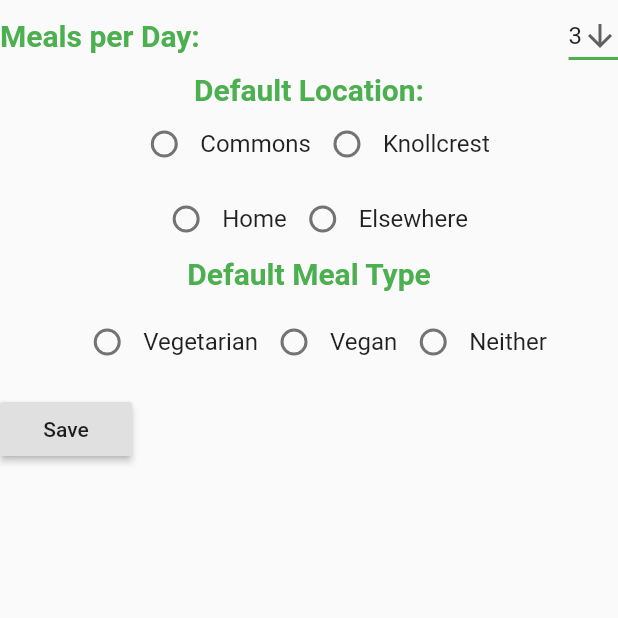
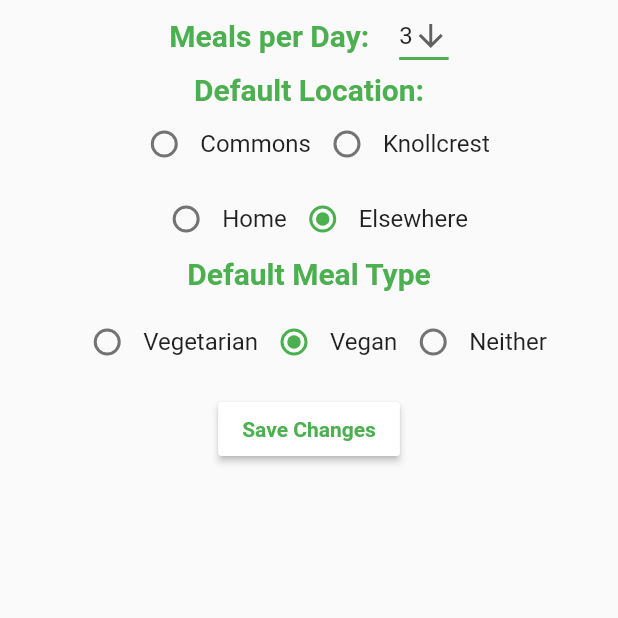
Before and after one commit to calvin-cs262-teamF/Grassroots-Green-Calvin, a Flutter app: the MyStatefulWidget screen opened directly, on a phone screen of 412 x 824 dp, the top half of it. Run offline on Flutter 3.47's test engine with Material 2 defaults, Android fonts, the phone set to English and light mode, and no system bars; our stand-ins replace cloud_firestore, email_validator, firebase_auth, firebase_core; accounts and stored records are empty.

Commit message:
Save new settings

```diff
--- a/lib/settings.dart
+++ b/lib/settings.dart
@@ -1,6 +1,14 @@
 import 'package:flutter/material.dart';
 import 'package:cloud_firestore/cloud_firestore.dart';
 import 'package:grassroots_green/auth.dart';
+
+enum location {
+  commons, knollcrest, home, other
+}
+
+enum mealType {
+  vegetarian, vegan, neither
+}
 
 class Settings extends StatelessWidget {
   Settings({this.auth});
@@ -29,18 +37,18 @@ class MyStatefulWidget extends StatefulWidget {
 
 class _MyStatefulWidgetState extends State<MyStatefulWidget> {
 
-  int _radioValue2 = -1;
-  int _radioValue3 = -1;
+  String _location = "Other";
+  String _mealType = "Vegan";
 
   //function to handle the radio value change
-  void _handleRadioValueChange2(int value) {
+  void _handleLocationValueChange(String value) {
     setState(() {
-      _radioValue2 = value;
+      _location = value;
     });}
 
-    void _handleRadioValueChange3(int value) {
+    void _handleMealTypeChange(String value) {
     setState(() {
-      _radioValue3 = value;
+      _mealType = value;
     });}
   // authentication parameter
   final BaseAuth auth;
@@ -51,7 +59,7 @@ class _MyStatefulWidgetState extends State<MyStatefulWidget> {
   static double _height = 2;
 
   //Default values for Drop Downs
-  String _mealsPerDay = '3'; // TODO: set to user's setting
+  int _mealsPerDay = 3; // TODO: set to user's setting
 
   _MyStatefulWidgetState({this.auth});
 
@@ -62,12 +70,13 @@ class _MyStatefulWidgetState extends State<MyStatefulWidget> {
           children: <Widget>[
             //Meals a Day
             Row(
-                mainAxisAlignment: MainAxisAlignment.spaceBetween,
+                mainAxisAlignment: MainAxisAlignment.center,
                 children: [
                   Text('Meals per Day:', style: TextStyle(color: Colors.green, fontSize: 20, fontWeight: FontWeight.bold,)),
+                  Padding(padding: const EdgeInsets.symmetric(horizontal: 10.0)),
                   //Dropdown for how many meals per day
                   DropdownButton<String>(
-                    value: _mealsPerDay,
+                    value: _mealsPerDay.toString(),
                     icon: Icon(Icons.arrow_downward),
                     iconSize: _iconSize,
                     elevation: _elevation,
@@ -77,7 +86,7 @@ class _MyStatefulWidgetState extends State<MyStatefulWidget> {
                     ),
                     onChanged: (String newValue){
                       setState(() {
-                        _mealsPerDay = newValue;
+                        _mealsPerDay = int.parse(newValue);
                       });
                     },
                     items: <String>['1', '2', '3', '4', '5', '6']
@@ -94,33 +103,35 @@ class _MyStatefulWidgetState extends State<MyStatefulWidget> {
             Text('Default Location:', style: TextStyle(color: Colors.green, fontSize: 20, fontWeight: FontWeight.bold,)),
             Padding( padding: const EdgeInsets.symmetric(horizontal: 10.0, vertical: 1.0,),
                 child: Row( mainAxisAlignment: MainAxisAlignment.center, children: <Widget>[
-                    Radio( value: 0, groupValue: _radioValue2, onChanged: _handleRadioValueChange2),
+                    Radio( value: "Commons", groupValue: _location, onChanged: _handleLocationValueChange),
                     Text('Commons', style: TextStyle(fontSize: 16.0),),
-                    Radio( value: 1, groupValue: _radioValue2, onChanged: _handleRadioValueChange2),
+                    Radio( value: "Knollcrest", groupValue: _location, onChanged: _handleLocationValueChange),
                     Text('Knollcrest', style: TextStyle(fontSize: 16.0),),
                     ],),),
             Padding( padding: const EdgeInsets.symmetric(horizontal: 10.0, vertical: 1.0,),
                 child: Row( mainAxisAlignment: MainAxisAlignment.center, children: <Widget>[
-                    Radio( value: 2, groupValue: _radioValue2, onChanged: _handleRadioValueChange2),
+                    Radio( value: "Home", groupValue: _location, onChanged: _handleLocationValueChange),
                     Text('Home', style: TextStyle(fontSize: 16.0),),
-                    Radio( value: 3, groupValue: _radioValue2, onChanged: _handleRadioValueChange2),
+                    Radio( value: "Other", groupValue: _location, onChanged: _handleLocationValueChange),
                     Text('Elsewhere', style: TextStyle(fontSize: 16.0),),
                 ],)),
             Text('Default Meal Type', style: TextStyle(color: Colors.green, fontSize: 20, fontWeight: FontWeight.bold,)),
             Padding( padding: const EdgeInsets.all(10.0),
             child: Row( mainAxisAlignment: MainAxisAlignment.center, children: <Widget>[
-              Radio( value: 0, groupValue: _radioValue3, onChanged: _handleRadioValueChange3),
+              Radio( value: "Vegetarian", groupValue: _mealType, onChanged: _handleMealTypeChange),
               Text('Vegetarian', style: TextStyle(fontSize: 16.0),),
-              Radio( value: 1, groupValue: _radioValue3, onChanged: _handleRadioValueChange3),
+              Radio( value: "Vegan", groupValue: _mealType, onChanged: _handleMealTypeChange),
               Text('Vegan', style: TextStyle(fontSize: 16.0),),
-              Radio( value: 2, groupValue: _radioValue3, onChanged: _handleRadioValueChange3),
+              Radio( value: "Neither", groupValue: _mealType, onChanged: _handleMealTypeChange),
               Text('Neither', style: TextStyle(fontSize: 16.0),),
             ],)),
             Row(
+              mainAxisAlignment: MainAxisAlignment.center,
               children: [
                 RaisedButton(
-                  child: new Text("Save"),
+                  child: new Text("Save Changes", style:TextStyle( color: Colors.green, fontWeight: FontWeight.bold,)),
                   onPressed: () { _saveSettings(); },
+                  color: Colors.white,
                 ),
               ]
             ),
@@ -131,8 +142,6 @@ class _MyStatefulWidgetState extends State<MyStatefulWidget> {
 
   void _saveSettings() async {
     // save meals per day
-    Firestore.instance.collection('users').document(await auth.getCurrentUser()).updateData({'mealsPerDay': _mealsPerDay});
-
-    // TODO: save other settings in the same command
+    Firestore.instance.collection('users').document(await auth.getCurrentUser()).updateData({'mealsPerDay': _mealsPerDay, 'defaultLocation': _location, 'defaultMealType': _mealType});
   }
 }
```
